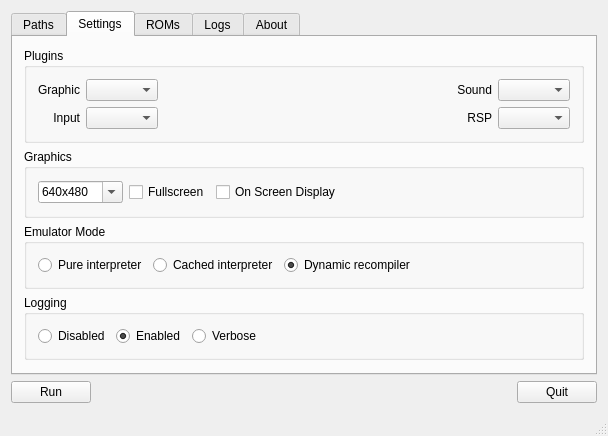
Before: the Qt Designer form mainwindow.ui in ZachBacon/cutempen, drawn with Qt 5.
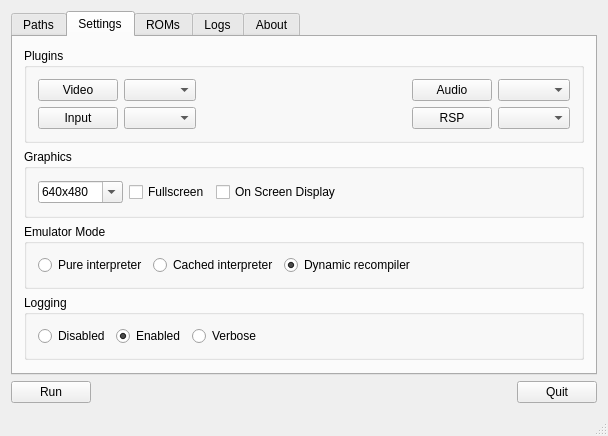
After: the same form once the commit is applied. The open tabs and pages were chosen to show the change.

Commit message: - Added -ldl linker flag. - Added panel to show plugin settings, opened by clicking on plugin type.   The settings values are not correctly displayed yet.

Diff of the .ui file:
```diff
--- a/mainwindow.ui
+++ b/mainwindow.ui
@@ -183,55 +183,15 @@
               <layout class="QGridLayout" name="gridLayout_13">
                <item row="0" column="0">
                 <layout class="QGridLayout" name="gridLayout_11">
-                 <item row="0" column="0">
-                  <widget class="QLabel" name="lb_GfxPlugin">
-                   <property name="text">
-                    <string>Graphic</string>
-                   </property>
-                   <property name="alignment">
-                    <set>Qt::AlignRight|Qt::AlignTrailing|Qt::AlignVCenter</set>
-                   </property>
-                  </widget>
-                 </item>
                  <item row="0" column="1">
                   <widget class="QComboBox" name="cb_GfxPlugin"/>
                  </item>
-                 <item row="0" column="3">
-                  <widget class="QLabel" name="lb_Sound">
-                   <property name="text">
-                    <string>Sound</string>
-                   </property>
-                   <property name="alignment">
-                    <set>Qt::AlignRight|Qt::AlignTrailing|Qt::AlignVCenter</set>
-                   </property>
-                  </widget>
-                 </item>
                  <item row="0" column="4">
                   <widget class="QComboBox" name="cb_SndPlugin"/>
                  </item>
-                 <item row="1" column="0">
-                  <widget class="QLabel" name="lb_Input">
-                   <property name="text">
-                    <string>Input</string>
-                   </property>
-                   <property name="alignment">
-                    <set>Qt::AlignRight|Qt::AlignTrailing|Qt::AlignVCenter</set>
-                   </property>
-                  </widget>
-                 </item>
                  <item row="1" column="1">
                   <widget class="QComboBox" name="cb_InpPlugin"/>
                  </item>
-                 <item row="1" column="3">
-                  <widget class="QLabel" name="lb_RspPlugin">
-                   <property name="text">
-                    <string>RSP</string>
-                   </property>
-                   <property name="alignment">
-                    <set>Qt::AlignRight|Qt::AlignTrailing|Qt::AlignVCenter</set>
-                   </property>
-                  </widget>
-                 </item>
                  <item row="1" column="4">
                   <widget class="QComboBox" name="cb_RspPlugin"/>
                  </item>
@@ -261,6 +221,34 @@
                    </property>
                   </spacer>
                  </item>
+                 <item row="0" column="0">
+                  <widget class="QPushButton" name="pb_Gfx">
+                   <property name="text">
+                    <string>Video</string>
+                   </property>
+                  </widget>
+                 </item>
+                 <item row="1" column="0">
+                  <widget class="QPushButton" name="pb_Inp">
+                   <property name="text">
+                    <string>Input</string>
+                   </property>
+                  </widget>
+                 </item>
+                 <item row="0" column="3">
+                  <widget class="QPushButton" name="pb_Snd">
+                   <property name="text">
+                    <string>Audio</string>
+                   </property>
+                  </widget>
+                 </item>
+                 <item row="1" column="3">
+                  <widget class="QPushButton" name="pb_Rsp">
+                   <property name="text">
+                    <string>RSP</string>
+                   </property>
+                  </widget>
+                 </item>
                 </layout>
                </item>
               </layout>
```
Left out of the diff: 90 changed lines with no effect on the pictures. The commit also changes 9 other files.
